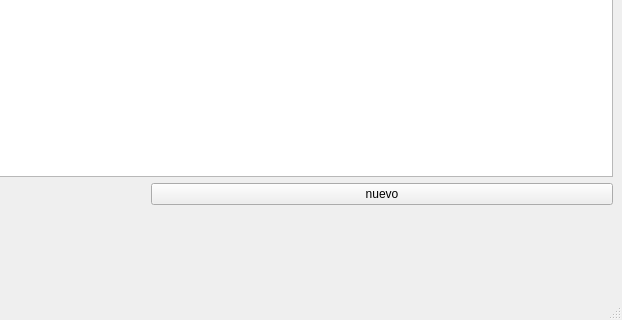
Above: infomesasmain.ui from waltermas-gitter/infomesas-gui before the change; both pictures show x 794 to 1416 and y 311 to 631 of the 1416 by 631 pixel window. Below: the same form after it.
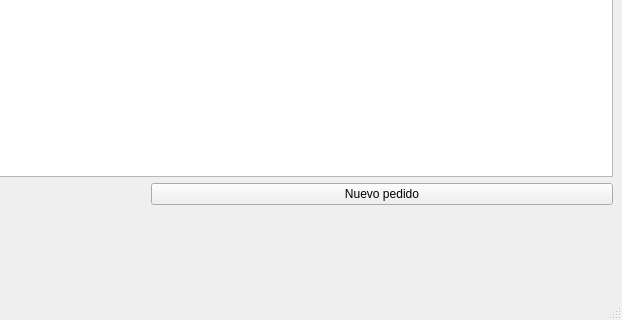
That is the form after the change. Icons and pictures are not drawn.

```diff
--- a/infomesasmain.ui
+++ b/infomesasmain.ui
@@ -88,7 +88,7 @@
     <item row="2" column="2">
      <widget class="QPushButton" name="nuevoPushButton">
       <property name="text">
-       <string>nuevo</string>
+       <string>Nuevo pedido</string>
       </property>
      </widget>
     </item>
```
